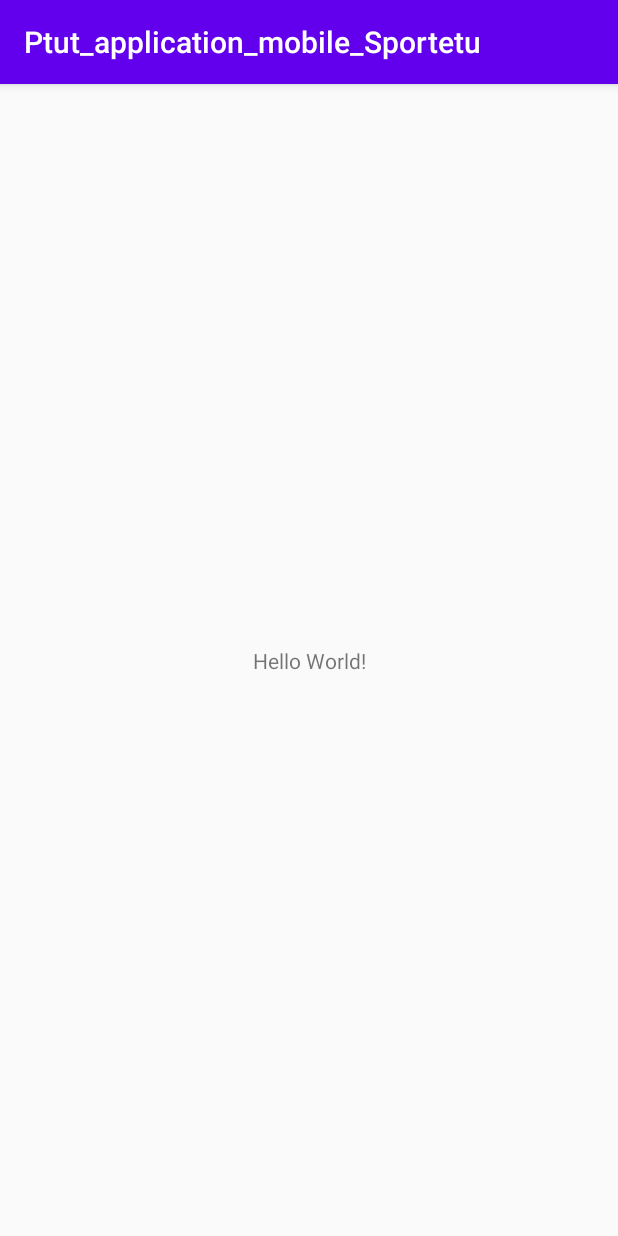
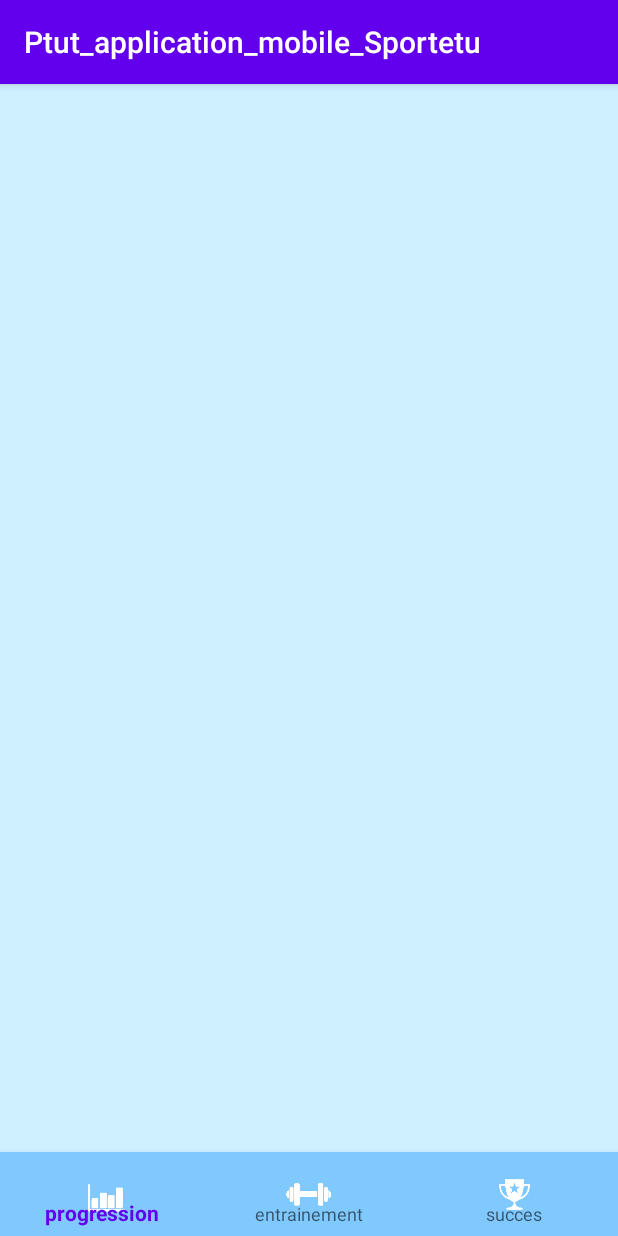
Before and after one commit to AmineOrdo/Sport-Etu, an Android app: the screen it shows after launch (MainActivity), on a phone screen of 412 x 824 dp. Run offline under Robolectric (Android 15) with nearby library versions, the phone set to English and light mode, and no system bars.

Commit message:
charte graphique 2

```diff
--- a/app/build.gradle
+++ b/app/build.gradle
@@ -29,7 +29,11 @@ dependencies {
     implementation "org.jetbrains.kotlin:kotlin-stdlib:$kotlin_version"
     implementation 'androidx.core:core-ktx:1.3.1'
     implementation 'androidx.appcompat:appcompat:1.2.0'
+    //noinspection GradleCompatible
+    implementation 'com.android.support:design:26.1.0'
     implementation 'androidx.constraintlayout:constraintlayout:2.0.1'
+    implementation 'androidx.fragment:fragment-ktx:1.1.0'
+    implementation 'androidx.legacy:legacy-support-v4:1.0.0'
     testImplementation 'junit:junit:4.12'
     androidTestImplementation 'androidx.test.ext:junit:1.1.2'
     androidTestImplementation 'androidx.test.espresso:espresso-core:3.3.0'
--- a/app/src/main/res/layout/activity_main.xml
+++ b/app/src/main/res/layout/activity_main.xml
@@ -1,18 +1,27 @@
 <?xml version="1.0" encoding="utf-8"?>
-<androidx.constraintlayout.widget.ConstraintLayout xmlns:android="http://schemas.android.com/apk/res/android"
+<RelativeLayout xmlns:android="http://schemas.android.com/apk/res/android"
     xmlns:app="http://schemas.android.com/apk/res-auto"
     xmlns:tools="http://schemas.android.com/tools"
     android:layout_width="match_parent"
     android:layout_height="match_parent"
+    android:background="#CEF0FF"
     tools:context=".MainActivity">
 
-    <TextView
-        android:layout_width="wrap_content"
+
+    <FrameLayout
+        android:layout_width="match_parent"
         android:layout_height="wrap_content"
-        android:text="Hello World!"
-        app:layout_constraintBottom_toBottomOf="parent"
-        app:layout_constraintLeft_toLeftOf="parent"
-        app:layout_constraintRight_toRightOf="parent"
-        app:layout_constraintTop_toTopOf="parent" />
+        android:id="@+id/fragment_container"
+        android:layout_above="@+id/bottom_navigation"/>
 
-</androidx.constraintlayout.widget.ConstraintLayout>
+<com.google.android.material.bottomnavigation.BottomNavigationView
+    android:id="@+id/bottom_navigation"
+    android:layout_width="match_parent"
+    android:layout_height="wrap_content"
+    android:layout_alignParentBottom="true"
+    app:menu="@menu/bottom_navigation"
+    app:itemIconTint="#FFFFFF"
+    android:background="#7FC9FF"
+    app:itemIconSize="50dp"/>
+
+</RelativeLayout>
--- a/app/src/main/res/menu/bottom_navigation.xml
+++ b/app/src/main/res/menu/bottom_navigation.xml
@@ -8,8 +8,8 @@
         android:icon="@mipmap/dumbell_bottom_nav"
         android:id="@+id/nav_entrainement" />
 
-    <item android:id="@+id/succès"
+    <item android:id="@+id/succes"
         android:icon="@mipmap/trophee_bottom_nav"
-        android:title="succès"/>
+        android:title="succes"/>
 
 </menu>
--- a/app/src/main/res/values/strings.xml
+++ b/app/src/main/res/values/strings.xml
@@ -1,3 +1,5 @@
 <resources>
     <string name="app_name">Ptut_application_mobile_Sportetu</string>
+    <!-- TODO: Remove or change this placeholder text -->
+    <string name="hello_blank_fragment">Hello blank fragment</string>
 </resources>
```
Also changed, not shown: app/src/main/java/com/example/ptut_application_mobile_sportetu/EntrainementFragment.kt (added, +59 -0 lines), app/src/main/java/com/example/ptut_application_mobile_sportetu/MainActivity.kt (+8 -0 lines), app/src/main/java/com/example/ptut_application_mobile_sportetu/ProgressionFragment.kt (added, +59 -0 lines), app/src/main/java/com/example/ptut_application_mobile_sportetu/SuccesFragment.kt (added, +59 -0 lines), app/src/main/res/layout/fragment_entrainement.xml (added, +11 -0 lines), app/src/main/res/layout/fragment_progression.xml (added, +11 -0 lines), app/src/main/res/layout/fragment_succes.xml (added, +11 -0 lines).
